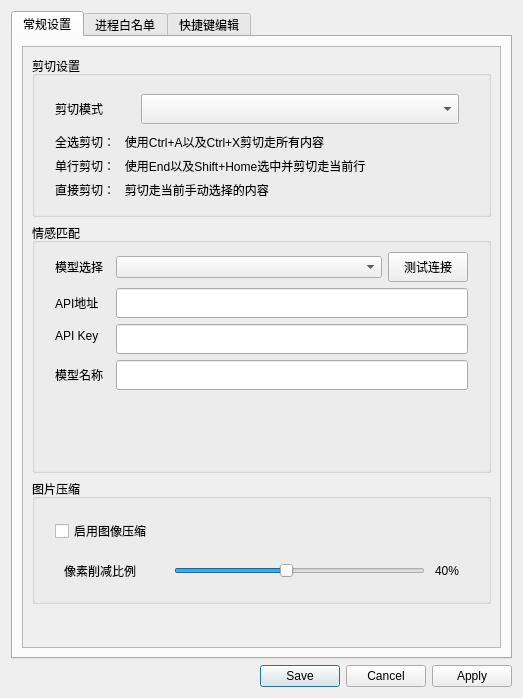
xusu616/meowmeowTerminal, file ui/ui_setting_window.ui: the form before one commit.
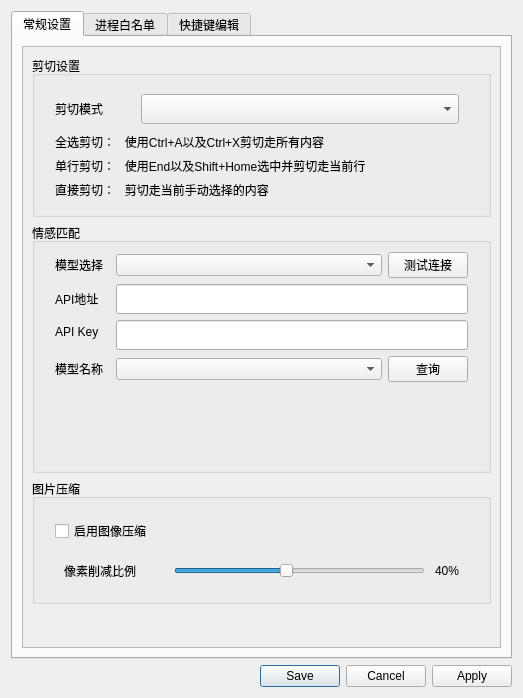
The form after the commit. The open tabs and pages were chosen to show the change.

Commit message: feat: 数个功能优化 * 支持使用lm studio上运行的ai模型 * ai模型的选择改为主动查询 * ai模型的连接测试改为直接查询可用列表 * 更新功能支持自动安装 * 角色配置文件改为存于对应的图片文件夹中

Patch:
```diff
--- a/ui/ui_setting_window.ui
+++ b/ui/ui_setting_window.ui
@@ -46,8 +46,8 @@
            <rect>
             <x>0</x>
             <y>0</y>
-            <width>479</width>
-            <height>601</height>
+            <width>477</width>
+            <height>596</height>
            </rect>
           </property>
           <layout class="QVBoxLayout" name="verticalLayout_4">
@@ -223,23 +223,19 @@
                 </property>
                </widget>
               </item>
-              <item row="8" column="0">
+              <item row="10" column="0">
                <widget class="QLabel" name="label_modelName">
+                <property name="sizePolicy">
+                 <sizepolicy hsizetype="Preferred" vsizetype="Preferred">
+                  <horstretch>0</horstretch>
+                  <verstretch>0</verstretch>
+                 </sizepolicy>
+                </property>
                 <property name="text">
                  <string>模型名称</string>
                 </property>
                </widget>
               </item>
-              <item row="8" column="1">
-               <widget class="QLineEdit" name="lineEdit_modelName">
-                <property name="minimumSize">
-                 <size>
-                  <width>0</width>
-                  <height>30</height>
-                 </size>
-                </property>
-               </widget>
-              </item>
               <item row="6" column="0">
                <widget class="QLabel" name="label_apiUrl">
                 <property name="text">
@@ -280,20 +276,27 @@
                   <number>0</number>
                  </property>
                  <item>
-                  <widget class="QComboBox" name="comboBox_ModelSelect"/>
+                  <widget class="QComboBox" name="comboBox_ModelSelect">
+                   <property name="sizePolicy">
+                    <sizepolicy hsizetype="Preferred" vsizetype="Fixed">
+                     <horstretch>4</horstretch>
+                     <verstretch>0</verstretch>
+                    </sizepolicy>
+                   </property>
+                  </widget>
                  </item>
                  <item>
                   <widget class="QPushButton" name="pushButton_testConn">
                    <property name="sizePolicy">
                     <sizepolicy hsizetype="Fixed" vsizetype="Fixed">
-                     <horstretch>0</horstretch>
+                     <horstretch>1</horstretch>
                      <verstretch>0</verstretch>
                     </sizepolicy>
                    </property>
                    <property name="minimumSize">
                     <size>
                      <width>0</width>
-                     <height>30</height>
+                     <height>0</height>
                     </size>
                    </property>
                    <property name="text">
@@ -304,6 +307,47 @@
                 </layout>
                </widget>
               </item>
+              <item row="10" column="1">
+               <widget class="QWidget" name="widget_4" native="true">
+                <layout class="QHBoxLayout" name="horizontalLayout_4">
+                 <property name="leftMargin">
+                  <number>0</number>
+                 </property>
+                 <property name="topMargin">
+                  <number>0</number>
+                 </property>
+                 <property name="rightMargin">
+                  <number>0</number>
+                 </property>
+                 <property name="bottomMargin">
+                  <number>0</number>
+                 </property>
+                 <item>
+                  <widget class="QComboBox" name="comboBox_modelName">
+                   <property name="sizePolicy">
+                    <sizepolicy hsizetype="Preferred" vsizetype="Fixed">
+                     <horstretch>4</horstretch>
+                     <verstretch>0</verstretch>
+                    </sizepolicy>
+                   </property>
+                  </widget>
+                 </item>
+                 <item>
+                  <widget class="QPushButton" name="pushButton_query">
+                   <property name="sizePolicy">
+                    <sizepolicy hsizetype="Minimum" vsizetype="Fixed">
+                     <horstretch>1</horstretch>
+                     <verstretch>0</verstretch>
+                    </sizepolicy>
+                   </property>
+                   <property name="text">
+                    <string>查询</string>
+                   </property>
+                  </widget>
+                 </item>
+                </layout>
+               </widget>
+              </item>
              </layout>
             </widget>
            </item>
```
Left out of the diff: 6 changed lines with no effect on the pictures. The commit also changes 30 other files.
